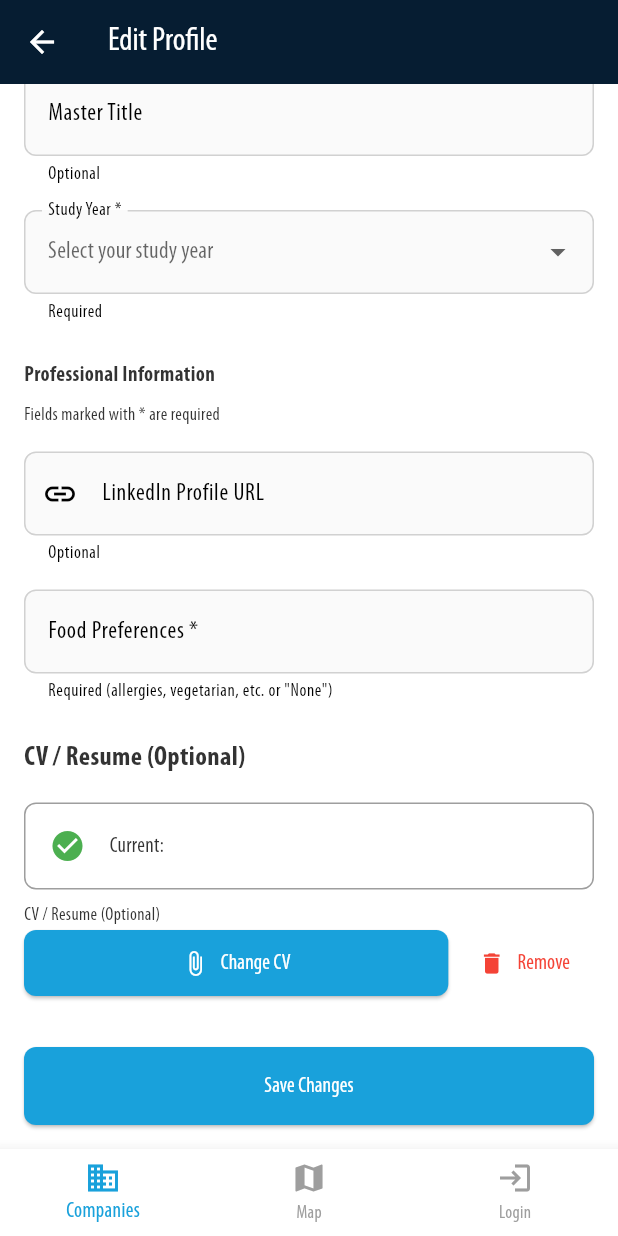
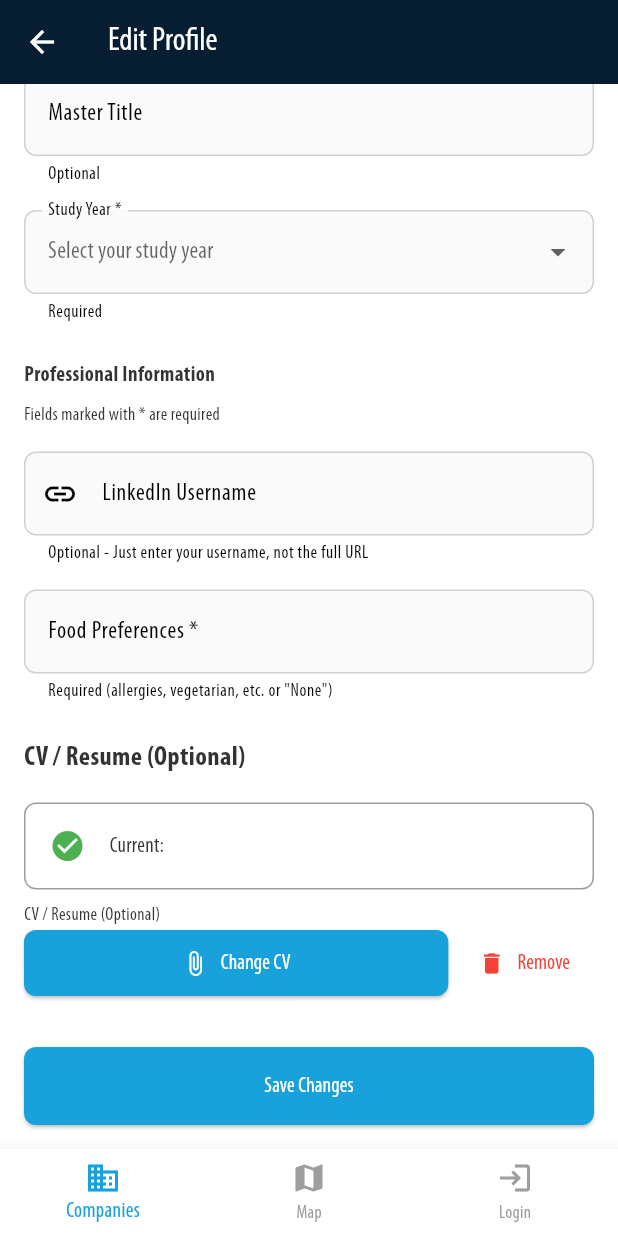
Before and after one commit to careerfairsystems/arkad-app-flutter, a Flutter app: the EditProfileScreen screen opened by its route, scrolled down 722 dp, on a phone screen of 412 x 824 dp. Run offline on Flutter 3.47's test engine with Material 3 defaults, Android fonts, the phone set to English and light mode, and no system bars; our stand-ins replace file_picker, flutter_secure_storage, get_it, go_router, image_picker, shared_preferences; accounts and stored records are empty; network calls fail.

Commit message:
Fix linkedin url formatting

```diff
--- a/lib/providers/profile_provider.dart
+++ b/lib/providers/profile_provider.dart
@@ -343,12 +343,14 @@ class ProfileProvider with ChangeNotifier {
     required int? studyYear,
     required String foodPreferences,
   }) {
+    String formattedLinkedin = formatLinkedInUrl(linkedin);
+
     return ProfileUtils.prepareProfileData(
       firstName: firstName,
       lastName: lastName,
       selectedProgramme: selectedProgramme,
       programmeText: programmeText,
-      linkedin: linkedin,
+      linkedin: formattedLinkedin,
       masterTitle: masterTitle,
       studyYear: studyYear,
       foodPreferences: foodPreferences,
--- a/lib/widgets/profile/profile_form_components.dart
+++ b/lib/widgets/profile/profile_form_components.dart
@@ -186,10 +186,10 @@ class ProfileFormComponents {
             controller: linkedinController,
             readOnly: readOnlyMode,
             decoration: const InputDecoration(
-              labelText:
-                  'LinkedIn Profile URL', // Removed asterisk for optional field
+              labelText: 'LinkedIn Username',
               border: OutlineInputBorder(),
-              helperText: 'Optional',
+              helperText:
+                  'Optional - Just enter your username, not the full URL',
               prefixIcon: Icon(Icons.link),
             ),
             // No validator required since field is optional
```
Also changed, not shown: lib/screens/profile/edit_profile_screen.dart (+17 -3 lines).
